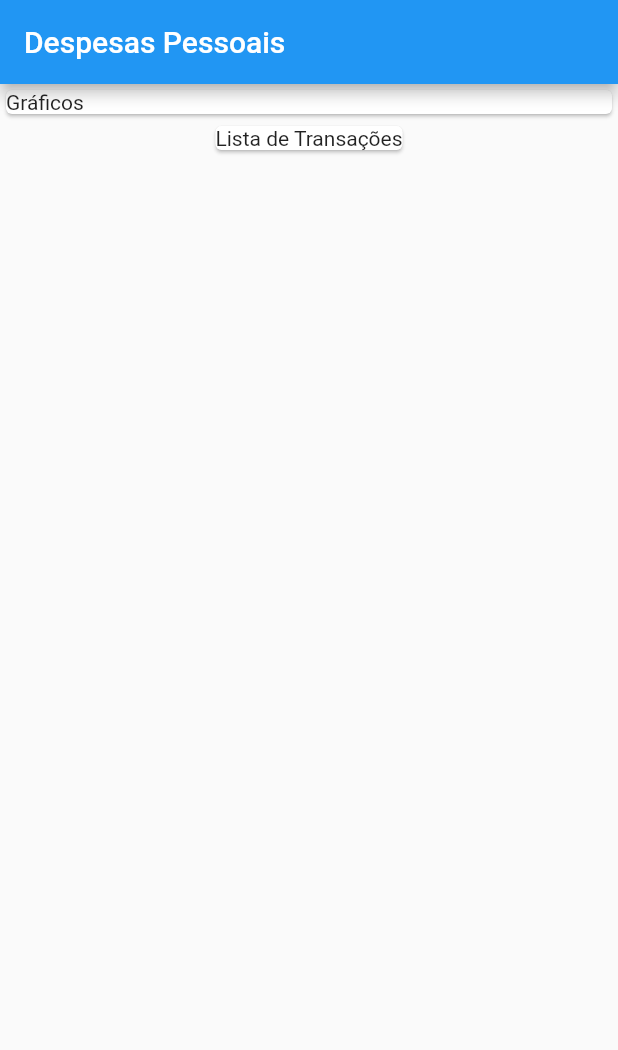
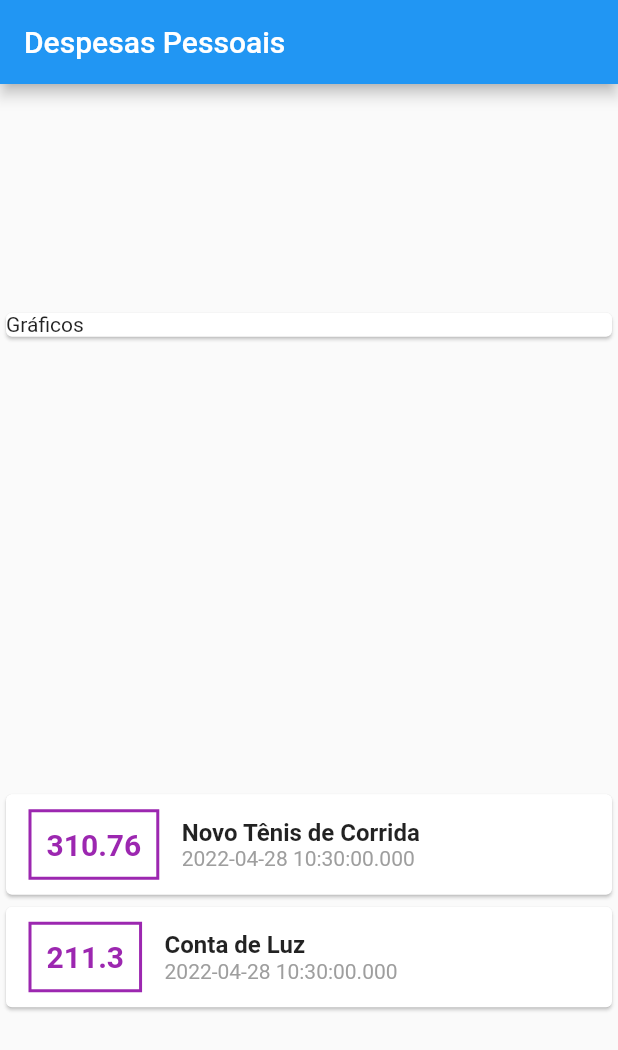
Before and after one commit to WellysonP/Depesas_Pessoais, a Flutter app: the screen it shows after launch, on a phone screen of 412 x 824 dp. Shown: the top 1050 px of the screen. Run offline on Flutter 3.47's test engine with Material 2 defaults, Android fonts, the phone set to English and light mode, and no system bars.

Commit message:
adicionado card de gastos

```diff
--- a/lib/main.dart
+++ b/lib/main.dart
@@ -1,3 +1,4 @@
+import 'package:expenses/models/transaction.dart';
 import 'package:flutter/material.dart';
 
 main() => runApp(ExpensesApp());
@@ -13,11 +14,28 @@ class ExpensesApp extends StatelessWidget {
 }
 
 class MyHomePage extends StatelessWidget {
+  final _transactions = [
+    Transaction(
+      id: "T1",
+      title: "Novo Tênis de Corrida",
+      value: 310.76,
+      date: DateTime.now(),
+    ),
+    Transaction(
+      id: "T2",
+      title: "Conta de Luz",
+      value: 211.30,
+      date: DateTime.now(),
+    )
+  ];
+
   @override
   Widget build(BuildContext context) {
     return Scaffold(
       appBar: AppBar(title: Text("Despesas Pessoais")),
       body: Column(
+        mainAxisAlignment: MainAxisAlignment.spaceAround,
+        crossAxisAlignment: CrossAxisAlignment.stretch,
         children: [
           Container(
             width: double.infinity,
@@ -25,8 +43,54 @@ class MyHomePage extends StatelessWidget {
               child: Text("Gráficos"),
             ),
           ),
-          Card(
-            child: Text("Lista de Transações"),
+          Column(
+            children: _transactions.map((tr) {
+              return Card(
+                child: Row(
+                  children: [
+                    Container(
+                      margin: EdgeInsets.symmetric(
+                        horizontal: 15,
+                        vertical: 10,
+                      ),
+                      decoration: BoxDecoration(
+                        border: Border.all(
+                          color: Colors.purple,
+                          width: 2,
+                        ),
+                      ),
+                      padding: EdgeInsets.all(10),
+                      child: Text(
+                        tr.value.toString(),
+                        style: TextStyle(
+                          fontWeight: FontWeight.bold,
+                          fontSize: 20,
+                          color: Colors.purple,
+                        ),
+                      ),
+                    ),
+                    Column(
+                      crossAxisAlignment: CrossAxisAlignment.start,
+                      children: [
+                        Text(
+                          tr.title,
+                          style: TextStyle(
+                            fontWeight: FontWeight.bold,
+                            fontSize: 16,
+                          ),
+                        ),
+                        Text(
+                          tr.date.toString(),
+                          style: TextStyle(
+                            color: Colors.grey,
+                          ),
+                        ),
+                      ],
+                    ),
+                  ],
+                ),
+              );
+            }).toList(),
           )
         ],
       ),
--- /dev/null
+++ b/lib/models/transaction.dart
@@ -0,0 +1,13 @@
+class Transaction {
+  final String id;
+  final String title;
+  final double value;
+  final DateTime date;
+
+  Transaction({
+    required this.id,
+    required this.title,
+    required this.value,
+    required this.date,
+  });
+}
```
